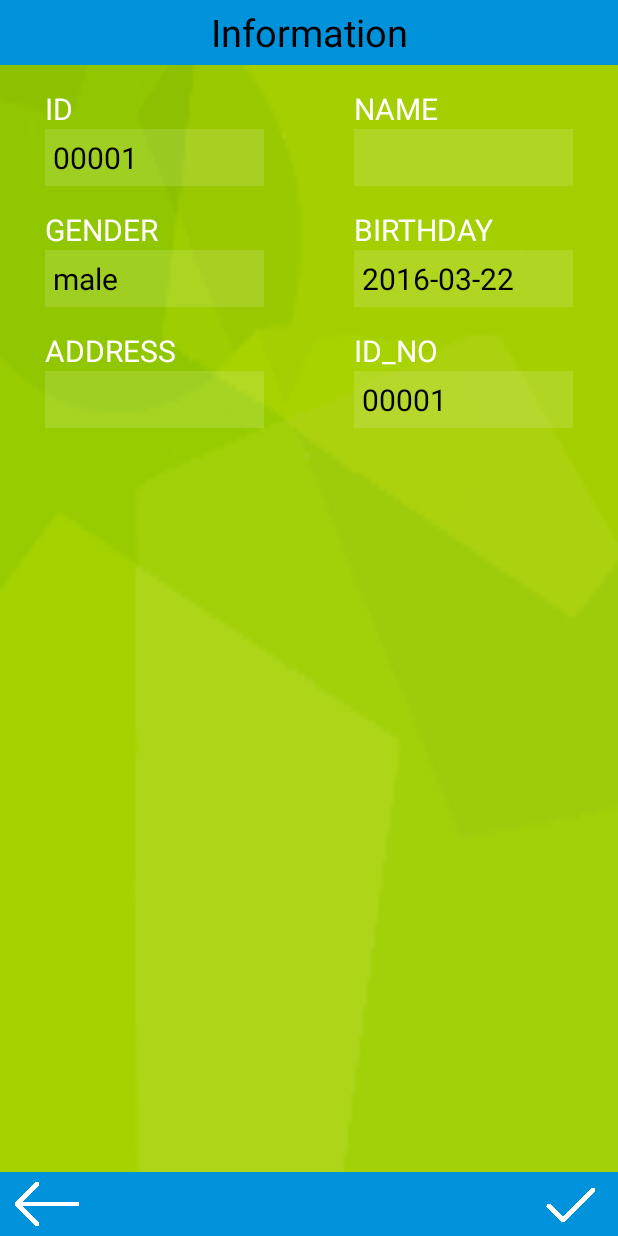
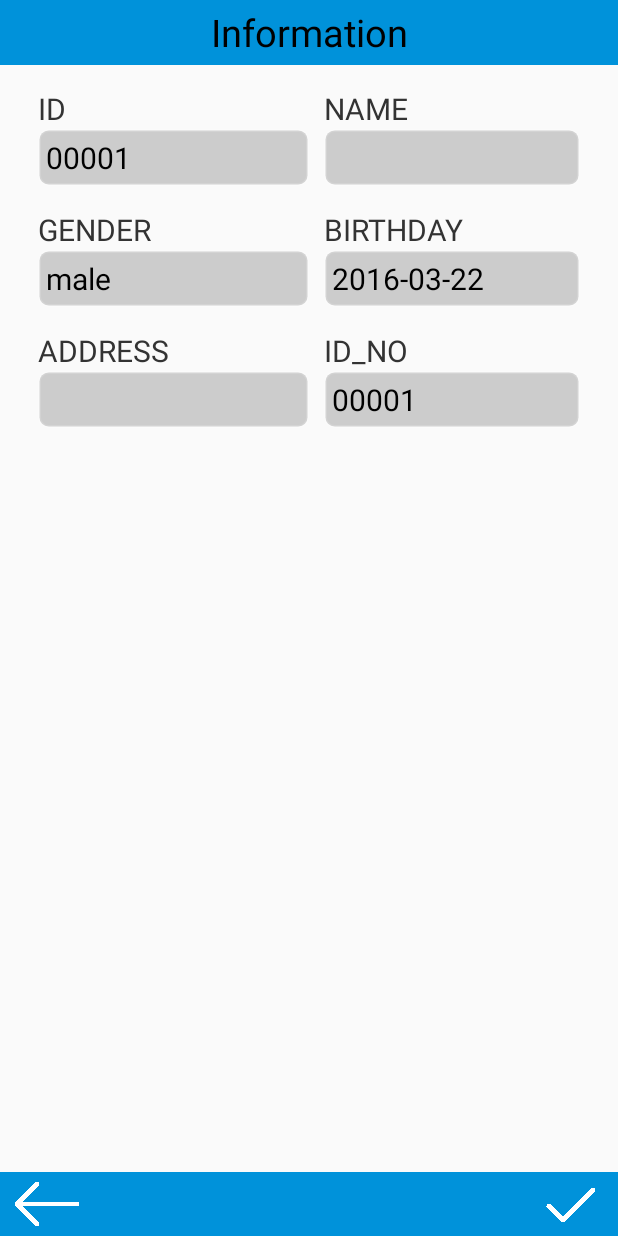
Before and after one commit to shenxiaolin/Combine, an Android app: the FillInfoActivity screen opened directly, with no data from a screen before it, on a phone screen of 412 x 824 dp. Run offline under Robolectric (Android 15) with nearby library versions, the phone set to English and light mode, and no system bars; libraries missing offline, so code that uses them is left out: com.j256.ormlite; 5 statements that could not run were skipped.

Commit message:
将所有的绿色背景改为白色背景

```diff
--- a/recognition/src/main/res/drawable/left_hand_bg.xml
+++ b/recognition/src/main/res/drawable/left_hand_bg.xml
@@ -1,5 +1,5 @@
 <?xml version="1.0" encoding="utf-8"?>
 <bitmap xmlns:android="http://schemas.android.com/apk/res/android"
         android:gravity="top"
-        android:src="@mipmap/left_hand"
+        android:src="@mipmap/left_hand_white"
         android:tileMode="disabled"/>
--- a/recognition/src/main/res/drawable/right_hand_bg.xml
+++ b/recognition/src/main/res/drawable/right_hand_bg.xml
@@ -1,5 +1,5 @@
 <?xml version="1.0" encoding="utf-8"?>
 <bitmap xmlns:android="http://schemas.android.com/apk/res/android"
         android:gravity="top"
-        android:src="@mipmap/right_hand"
+        android:src="@mipmap/right_hand_white"
         android:tileMode="disabled"/>
--- a/recognition/src/main/res/layout/gather_fingerprint_layout.xml
+++ b/recognition/src/main/res/layout/gather_fingerprint_layout.xml
@@ -2,7 +2,7 @@
 <LinearLayout xmlns:android="http://schemas.android.com/apk/res/android"
               android:layout_width="match_parent"
               android:layout_height="match_parent"
-              android:background="@mipmap/main_green_bg"
+              android:background="@color/common_blue"
               android:orientation="vertical">
 
     <SurfaceView
--- a/recognition/src/main/res/layout/gather_info_layout.xml
+++ b/recognition/src/main/res/layout/gather_info_layout.xml
@@ -2,14 +2,14 @@
 <LinearLayout xmlns:android="http://schemas.android.com/apk/res/android"
               android:layout_width="match_parent"
               android:layout_height="match_parent"
-              android:background="@mipmap/main_green_bg"
               android:orientation="vertical">
 
     <android.support.design.widget.TabLayout
         android:id="@+id/gather_tab"
         style="@style/TabLayoutStyle"
         android:layout_width="match_parent"
-        android:layout_height="wrap_content"/>
+        android:layout_height="wrap_content"
+        android:background="@color/common_blue"/>
 
     <android.support.v4.view.ViewPager
         android:id="@+id/gather_viewpager"
--- a/recognition/src/main/res/layout/gather_picture_layout.xml
+++ b/recognition/src/main/res/layout/gather_picture_layout.xml
@@ -2,7 +2,7 @@
 <LinearLayout xmlns:android="http://schemas.android.com/apk/res/android"
               android:layout_width="match_parent"
               android:layout_height="match_parent"
-              android:background="@mipmap/main_green_bg"
+              android:background="@color/common_blue"
               android:orientation="vertical">
 
     <SurfaceView
@@ -23,6 +23,7 @@
         android:layout_height="60dp"
         android:layout_gravity="center"
         android:layout_marginBottom="20dp"
-        android:background="@drawable/take_photo_bt_bg"/>
+        android:background="@drawable/take_photo_bt_bg"
+        android:contentDescription="@string/app_name"/>
 
 </LinearLayout>
--- a/recognition/src/main/res/layout/picture_layout.xml
+++ b/recognition/src/main/res/layout/picture_layout.xml
@@ -2,7 +2,6 @@
 <FrameLayout xmlns:android="http://schemas.android.com/apk/res/android"
              android:layout_width="match_parent"
              android:layout_height="match_parent"
-             android:background="@mipmap/main_green_bg"
              android:orientation="vertical">
 
     <ImageView
--- a/recognition/src/main/res/layout/verify_result_ayout.xml
+++ b/recognition/src/main/res/layout/verify_result_ayout.xml
@@ -2,7 +2,6 @@
 <LinearLayout xmlns:android="http://schemas.android.com/apk/res/android"
               android:layout_width="match_parent"
               android:layout_height="match_parent"
-              android:background="@mipmap/main_green_bg"
               android:gravity="center_horizontal"
               android:orientation="vertical">
 
--- a/recognition/src/main/res/layout/write_info_layout.xml
+++ b/recognition/src/main/res/layout/write_info_layout.xml
@@ -2,7 +2,6 @@
 <LinearLayout xmlns:android="http://schemas.android.com/apk/res/android"
               android:layout_width="match_parent"
               android:layout_height="match_parent"
-              android:background="@mipmap/main_green_bg"
               android:gravity="center"
               android:orientation="vertical">
 
@@ -29,11 +28,13 @@
 
             <TextView
                 style="@style/WriteInfoItemTitleStyle"
+                android:layout_marginLeft="@dimen/fill_information_row_margin_left"
                 android:text="@string/info_title_ID"/>
 
             <TextView
                 android:id="@+id/fill_ID_tx"
                 style="@style/WriteInfoItemContentStyle"
+                android:layout_marginLeft="@dimen/fill_information_row_margin_left"
                 android:text="00000"/>
         </LinearLayout>
 
@@ -41,7 +42,9 @@
             android:layout_width="0dp"
             android:layout_height="wrap_content"
             android:layout_weight="1"
-            android:orientation="vertical">
+            android:orientation="vertical"
+            android:paddingLeft="@dimen/fill_information_column_gap"
+            android:paddingRight="@dimen/fill_information_row_margin_left">
 
             <TextView
                 style="@style/WriteInfoItemTitleStyle"
@@ -69,11 +72,13 @@
 
             <TextView
                 style="@style/WriteInfoItemTitleStyle"
+                android:layout_marginLeft="@dimen/fill_information_row_margin_left"
                 android:text="@string/info_item_title_gender"/>
 
             <TextView
                 android:id="@+id/gender_tv"
                 style="@style/WriteInfoItemContentStyle"
+                android:layout_marginLeft="@dimen/fill_information_row_margin_left"
                 android:text="male"/>
         </LinearLayout>
 
@@ -81,7 +86,9 @@
             android:layout_width="0dp"
             android:layout_height="wrap_content"
             android:layout_weight="1"
-            android:orientation="vertical">
+            android:orientation="vertical"
+            android:paddingLeft="@dimen/fill_information_column_gap"
+            android:paddingRight="@dimen/fill_information_row_margin_left">
 
             <TextView
                 style="@style/WriteInfoItemTitleStyle"
@@ -109,11 +116,13 @@
 
             <TextView
                 style="@style/WriteInfoItemTitleStyle"
+                android:layout_marginLeft="@dimen/fill_information_row_margin_left"
                 android:text="@string/info_item_title_address"/>
 
             <EditText
                 android:id="@+id/address_ET"
                 style="@style/WriteInfoItemContentStyle"
+                android:layout_marginLeft="@dimen/fill_information_row_margin_left"
                 android:imeOptions="actionDone|flagNoFullscreen"
                 android:maxLength="40"/>
         </LinearLayout>
@@ -122,7 +131,9 @@
             android:layout_width="0dp"
             android:layout_height="wrap_content"
             android:layout_weight="1"
-            android:orientation="vertical">
+            android:orientation="vertical"
+            android:paddingLeft="@dimen/fill_information_column_gap"
+            android:paddingRight="@dimen/fill_information_row_margin_left">
 
             <TextView
                 style="@style/WriteInfoItemTitleStyle"
--- a/recognition/src/main/res/values/colors.xml
+++ b/recognition/src/main/res/values/colors.xml
@@ -4,6 +4,7 @@
     <color name="colorPrimaryDark">#303F9F</color>
     <color name="colorAccent">#FF4081</color>
     <color name="common_blue">#0092da</color>
+    <color name="common_title_gray">#333333</color>
 
     <color name="colorWhite">#ffffffff</color>
     <color name="colorGray">#22ffffff</color>
--- a/recognition/src/main/res/values/dimens.xml
+++ b/recognition/src/main/res/values/dimens.xml
@@ -46,4 +46,7 @@
 
     <!--填写基本信息界面-->
     <dimen name="fill_information_row_margin_top">15dp</dimen>
+    <dimen name="fill_information_row_margin_left">25dp</dimen>
+    <dimen name="fill_information_row_margin_right">25dp</dimen>
+    <dimen name="fill_information_column_gap">10dp</dimen>
 </resources>
--- a/recognition/src/main/res/values/styles.xml
+++ b/recognition/src/main/res/values/styles.xml
@@ -30,20 +30,17 @@
     <!-- 填写录入信息界面-->
     <style name="WriteInfoItemTitleStyle">
         <item name="android:textSize">@dimen/font_size_20</item>
-        <item name="android:textColor">@color/colorWhite</item>
+        <item name="android:textColor">@color/common_title_gray</item>
         <item name="android:layout_width">wrap_content</item>
         <item name="android:layout_height">wrap_content</item>
-        <item name="android:layout_marginLeft">30dp</item>
     </style>
 
     <style name="WriteInfoItemContentStyle">
         <item name="android:textSize">@dimen/font_size_20</item>
         <item name="android:textColor">@android:color/black</item>
-        <item name="android:background">@color/colorGray</item>
+        <item name="android:background">@drawable/rectangle_gray</item>
         <item name="android:layout_width">match_parent</item>
         <item name="android:layout_height">wrap_content</item>
-        <item name="android:layout_marginLeft">30dp</item>
-        <item name="android:layout_marginRight">30dp</item>
         <item name="android:padding">5dp</item>
         <item name="android:singleLine">true</item>
     </style>
```
Also changed, not shown: recognition/src/main/res/layout/information_item.xml (+5 -5 lines), recognition/src/main/res/mipmap-hdpi/left_hand_white.png (added), recognition/src/main/res/mipmap-hdpi/right_hand_white.png (added).
